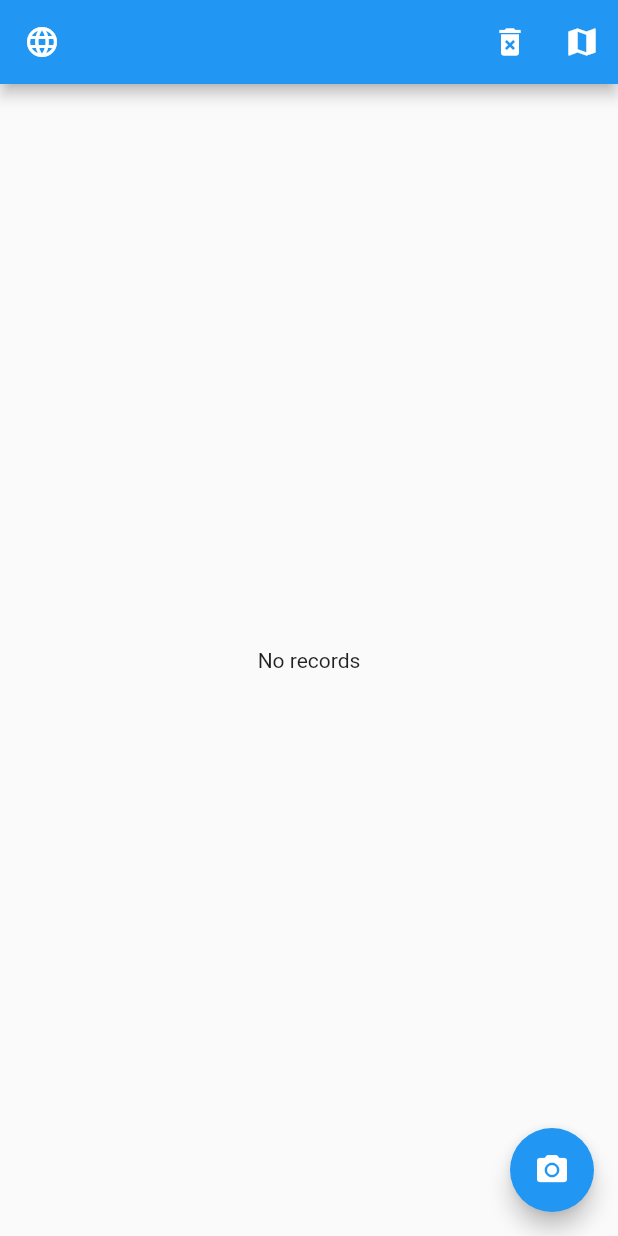
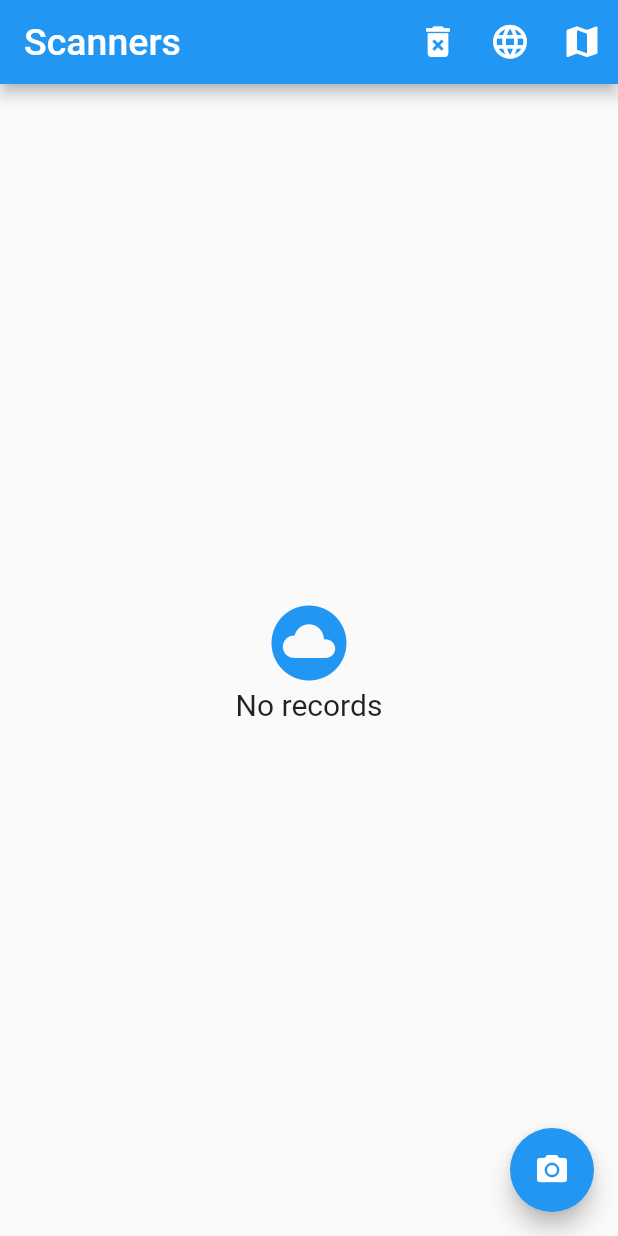
Before and after one commit to lrlucas/flutter-scanner-app, a Flutter app: the screen it shows after launch, on a phone screen of 412 x 824 dp. Run offline on Flutter 3.47's test engine with Material 2 defaults, Android fonts, the phone set to English and light mode, and no system bars; our stand-ins replace camera, google_maps_flutter, shared_preferences, sqflite; missing offline and left inert: firebase_ml_vision, geocoder; accounts and stored records are empty.

Commit message:
added languages inglish and spanish

```diff
--- /dev/null
+++ b/i18n_languages/en.json
@@ -0,0 +1,3 @@
+{
+  "principal_title": "Scanners"
+}
--- /dev/null
+++ b/i18n_languages/es.json
@@ -0,0 +1,3 @@
+{
+  "principal_title": "Escáneres"
+}
--- a/lib/main.dart
+++ b/lib/main.dart
@@ -1,25 +1,48 @@
+import 'package:flutter/material.dart';
+import 'package:flutter_localizations/flutter_localizations.dart';
+import 'package:provider/provider.dart';
 import 'package:camera/camera.dart';
-import 'package:flutter/material.dart';
+import 'package:scanner_direccions/src/i18n/app_language_provider.dart';
+import 'package:scanner_direccions/src/i18n/app_localizations.dart';
 import 'package:scanner_direccions/src/pages/home_page.dart';
 
 Future <void> main() async {
+  AppLanguage appLanguage;
   try {
     WidgetsFlutterBinding.ensureInitialized();
+    appLanguage = AppLanguage();
+    await appLanguage.fetchLocale();
   } on CameraException catch (e) {
     print("ERROR CAMARA");
     print(e.description);
   }
-  runApp(MyApp());
+  runApp(MyApp(appLanguage: appLanguage,));
 }
 
 class MyApp extends StatelessWidget {
+  final AppLanguage appLanguage;
 
+  MyApp({this.appLanguage});
 
   @override
   Widget build(BuildContext context) {
-    return MaterialApp(
+    return ChangeNotifierProvider(
+      create: (_) => appLanguage,
+      child: Consumer<AppLanguage> (builder: (context, model, child) {
+       return  MaterialApp(
          debugShowCheckedModeBanner: false,
          title: 'Scanner app',
+         locale: model.appLocal,
+         supportedLocales: [
+           Locale('en', 'US'),
+           Locale('es', 'BO')
+         ],
+         localizationsDelegates: [
+           AppLocalizations.delegate,
+           GlobalMaterialLocalizations.delegate,
+           GlobalCupertinoLocalizations.delegate,
+           GlobalWidgetsLocalizations.delegate
+         ],
          theme: ThemeData(
              splashFactory: InkRipple.splashFactory,
              visualDensity: VisualDensity.adaptivePlatformDensity
@@ -30,6 +53,13 @@ class MyApp extends StatelessWidget {
            '/home': (context) => HomePage(),
          },
        );
+      }),
+    );
+
+
+
+
+
   }
 
 }
--- /dev/null
+++ b/lib/src/i18n/app_language_provider.dart
@@ -0,0 +1,34 @@
+import 'package:flutter/material.dart';
+import 'package:shared_preferences/shared_preferences.dart';
+
+class AppLanguage extends ChangeNotifier{
+  Locale _appLocale = Locale('en');
+  Locale get appLocal => _appLocale ?? Locale("en");
+
+  fetchLocale() async {
+    var prefs = await SharedPreferences.getInstance();
+    if (prefs.getString('language_code') == null) {
+      _appLocale = Locale('en');
+      return Null;
+    }
+    _appLocale = Locale(prefs.getString('language_code'));
+    return Null;
+  }
+
+  void changeLanguage(Locale type) async {
+    var prefs = await SharedPreferences.getInstance();
+    if (_appLocale == type) {
+      return;
+    }
+    if (type == Locale("es")) {
+      _appLocale = Locale("es");
+      await prefs.setString('language_code', 'es');
+      await prefs.setString('countryCode', 'BO');
+    } else {
+      _appLocale = Locale("en");
+      await prefs.setString('language_code', 'en');
+      await prefs.setString('countryCode', 'US');
+    }
+    notifyListeners();
+  }
+}
--- /dev/null
+++ b/lib/src/i18n/app_localizations.dart
@@ -0,0 +1,61 @@
+import 'dart:convert';
+
+import 'package:flutter/material.dart';
+import 'package:flutter/services.dart';
+
+class AppLocalizations {
+  final Locale locale;
+  Map<String, String> _localizedStrings;
+
+  AppLocalizations(this.locale);
+
+  static AppLocalizations of(BuildContext context) {
+    return Localizations.of<AppLocalizations>(context, AppLocalizations);
+  }
+
+  static const LocalizationsDelegate<AppLocalizations> delegate =
+  _AppLocalizationsDelegate();
+
+
+  Future<bool> load() async {
+    // Load the language JSON file from the "lang" folder
+    String jsonString =
+    await rootBundle.loadString('i18n_languages/${locale.languageCode}.json');
+    Map<String, dynamic> jsonMap = json.decode(jsonString);
+
+    _localizedStrings = jsonMap.map((key, value) {
+      return MapEntry(key, value.toString());
+    });
+
+    return true;
+  }
+
+  String translate(String key) {
+    return _localizedStrings[key];
+  }
+}
+
+
+class _AppLocalizationsDelegate
+    extends LocalizationsDelegate<AppLocalizations> {
+  // This delegate instance will never change (it doesn't even have fields!)
+  // It can provide a constant constructor.
+  const _AppLocalizationsDelegate();
+
+  @override
+  bool isSupported(Locale locale) {
+    // Include all of your supported language codes here
+    return ['en', 'es'].contains(locale.languageCode);
+  }
+
+  @override
+  Future<AppLocalizations> load(Locale locale) async {
+    // AppLocalizations class is where the JSON loading actually runs
+    AppLocalizations localizations = new AppLocalizations(locale);
+    await localizations.load();
+    return localizations;
+  }
+
+  @override
+  bool shouldReload(_AppLocalizationsDelegate old) => false;
+}
--- a/lib/src/pages/home_page.dart
+++ b/lib/src/pages/home_page.dart
@@ -1,10 +1,15 @@
+
 import 'package:flutter/material.dart';
+import 'package:provider/provider.dart';
 import 'package:google_maps_flutter/google_maps_flutter.dart';
 import 'package:scanner_direccions/src/bloc/direction_bloc.dart';
+import 'package:scanner_direccions/src/i18n/app_language_provider.dart';
+import 'package:scanner_direccions/src/i18n/app_localizations.dart';
 import 'package:scanner_direccions/src/models/DirectionModel.dart';
 import 'package:scanner_direccions/src/pages/camera_page.dart';
 import 'package:scanner_direccions/src/pages/edit_page.dart';
 import 'package:scanner_direccions/src/pages/map_page.dart';
+import 'package:scanner_direccions/src/widgets/custom_appbar.dart';
 
 
 
@@ -31,17 +36,26 @@ class _HomePageState extends State<HomePage> {
     super.dispose();
   }
 
-  Widget showMenuLanguage() {
+  Widget showMenuLanguage(BuildContext context) {
+    final appLanguage = Provider.of<AppLanguage>(context);
     return PopupMenuButton<int>(
       initialValue: 0,
       tooltip: "Change Language",
       shape: RoundedRectangleBorder(borderRadius: BorderRadius.circular(4.0)),
-      icon: Icon(Icons.language, semanticLabel: "Change language"),
+      icon: Icon(Icons.language, semanticLabel: "Change language", size: 27.0,),
       onCanceled: () {
         print("OnCanceled");
       },
       onSelected: (int value) {
         print("onSelected $value");
+        switch (value) {
+          case 0:
+            appLanguage.changeLanguage(Locale("en"));
+            break;
+          case 1:
+            appLanguage.changeLanguage(Locale("es"));
+            break;
+        }
       },
       offset: Offset(0.0, 20.0),
      itemBuilder: (context) => [
@@ -71,18 +85,26 @@ class _HomePageState extends State<HomePage> {
 
   @override
   Widget build(BuildContext context) {
+    final appLanguage = Provider.of<AppLanguage>(context);
     directionBloc.getAllDirections();
     return WillPopScope(
       onWillPop: () async => false,
       child: Scaffold(
         appBar: AppBar(
           automaticallyImplyLeading: false,
-          centerTitle: true,
-          leading: showMenuLanguage(),
-          // title: const Text('Scanner app'),
+          // centerTitle: true,
+          // leading: showMenuLanguage(),
+          title: Text(
+            AppLocalizations.of(context).translate("principal_title"),
+            style: TextStyle(
+              fontSize: 25.0
+            ),
+          ),
           actions: [
             IconButton(
                 icon: const Icon(Icons.delete_forever),
+                iconSize: 27.0,
+                enableFeedback: true,
                 onPressed: () async {
                   return await showDialog(
                     context: context,
@@ -108,9 +130,12 @@ class _HomePageState extends State<HomePage> {
                       );
                     },
                   );
-                }),
+                }
+                ),
+            showMenuLanguage(context),
             IconButton(
               icon: const Icon(Icons.map),
+              iconSize: 27.0,
               enableFeedback: true,
               tooltip: "Open all direccion in map",
               onPressed: () async {
@@ -132,7 +157,22 @@ class _HomePageState extends State<HomePage> {
             final directions = snapshot.data;
             if (directions.length == 0) {
               return Center(
-                child: const Text("No records"),
+                child: Column(
+                  mainAxisAlignment: MainAxisAlignment.center,
+                  children: [
+                    Icon(
+                      Icons.cloud_circle_rounded,
+                      color: Colors.blue,
+                      size: 60.0,
+                    ),
+                    Text(
+                      "No records",
+                      style: TextStyle(
+                        fontSize: 20.0
+                      ),
+                    )
+                  ],
+                ),
               );
             }
             return ListView.builder(
@@ -187,6 +227,77 @@ class _HomePageState extends State<HomePage> {
             );
           },
         ),
+        // body: Column(
+        //   children: [
+        //     SafeArea(child: CustomAppBar()),
+        //     Expanded(
+        //       child: StreamBuilder<List<DirectionModel>>(
+        //         stream: directionBloc.directionStream,
+        //         builder: (context, snapshot) {
+        //           if (!snapshot.hasData) {
+        //             return Center(child: CircularProgressIndicator());
+        //           }
+        //           final directions = snapshot.data;
+        //           if (directions.length == 0) {
+        //             return Center(
+        //               child: const Text("No records"),
+        //             );
+        //           }
+        //           return ListView.builder(
+        //             physics: BouncingScrollPhysics(),
+        //             itemCount: directions.length,
+        //             itemBuilder: (context, index) => Dismissible(
+        //               key: UniqueKey(),
+        //               onDismissed: (DismissDirection direction) {
+        //                 if (direction == DismissDirection.startToEnd) {
+        //                   directionBloc.deleteDirection(directions[index].id);
+        //                 } else {
+        //                   directionBloc.deleteDirection(directions[index].id);
+        //                 }
+        //               },
+        //               confirmDismiss: (DismissDirection direction) async {
+        //                 return await showDialog(
+        //                   context: context,
+        //                   builder: (BuildContext context) {
+        //                     return AlertDialog(
+        //                       title: Text("Delete confirmation"),
+        //                       content:
+        //                       Text("Are you sure you want to delete this item?"),
+        //                       actions: <Widget>[
+        //                         FlatButton(
+        //                             onPressed: () => Navigator.of(context).pop(true),
+        //                             child: const Text("Delete")),
+        //                         FlatButton(
+        //                           onPressed: () => Navigator.of(context).pop(false),
+        //                           child: const Text("Cancel"),
+        //                         ),
+        //                       ],
+        //                     );
+        //                   },
+        //                 );
+        //               },
+        //               child: ListTile(
+        //                 leading: Icon(Icons.directions),
+        //                 title: Text("ID: ${directions[index].directionId}"),
+        //                 subtitle: Text(directions[index].value),
+        //                 trailing: Icon(Icons.arrow_right),
+        //                 onTap: () {
+        //                   Navigator.push(
+        //                     context,
+        //                     MaterialPageRoute(
+        //                         builder: (context) => EditPage(
+        //                           directionModel: directions[index],
+        //                         )),
+        //                   );
+        //                 },
+        //               ),
+        //             ),
+        //           );
+        //         },
+        //       ),
+        //     )
+        //   ],
+        // ),
 
 
         floatingActionButton: FloatingActionButton(
```
Also changed, not shown: lib/src/widgets/custom_appbar.dart (added, +80 -0 lines), lib/src/widgets/popup_menu_button.dart (added, +43 -0 lines), pubspec.yaml (+6 -2 lines), pubspec.lock. Lines whose indentation alone changed are shown as unchanged.
